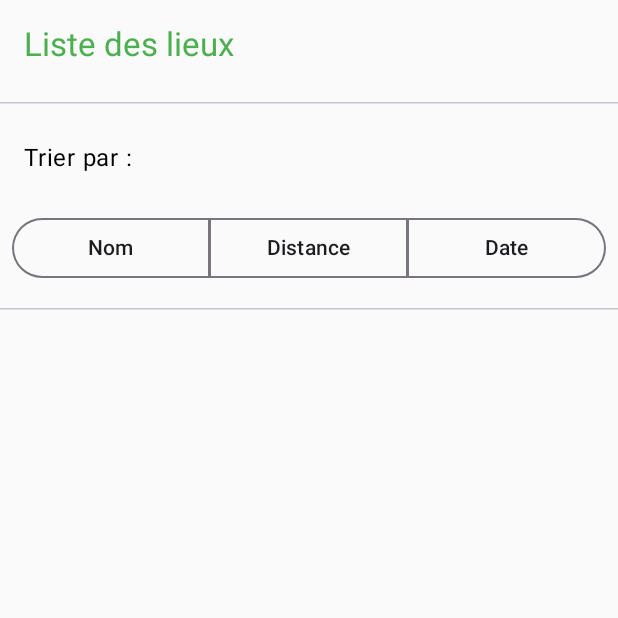
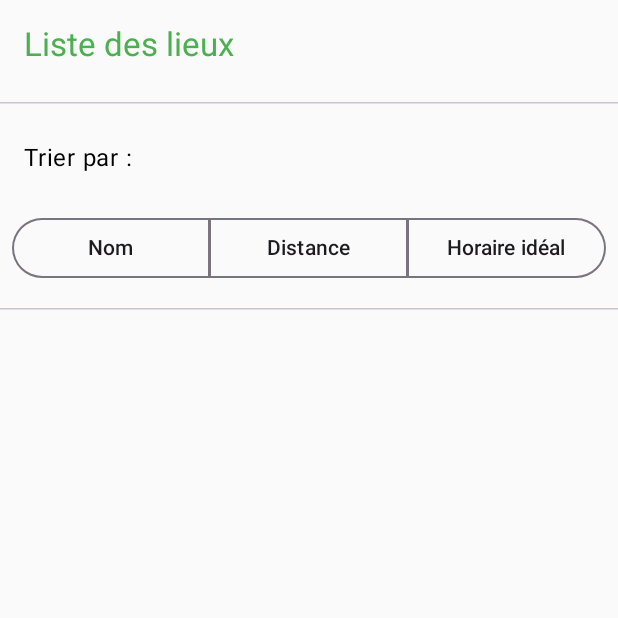
Before and after one commit to doriangilbert/ProjetIFT717, an Android app built with Jetpack Compose: the PlacesListView screen opened through its navigation route, on a phone screen of 412 x 824 dp, the top half of it. Run offline under Robolectric (Android 15) with nearby library versions, the phone set to English and light mode, and no system bars; libraries missing offline, so code that uses them is left out: io.socket.client; pictures from the network do not load.

Commit message:
Corrections mineures

```diff
--- a/projetift717_client_android/app/src/main/java/com/example/projetift717/view/MapView.kt
+++ b/projetift717_client_android/app/src/main/java/com/example/projetift717/view/MapView.kt
@@ -127,7 +127,7 @@ fun MapView(navController: NavHostController) {
                         val currentLocationMarker = Marker(mapView)
                         currentLocationMarker.position = centerPoint
                         currentLocationMarker.setAnchor(Marker.ANCHOR_CENTER, Marker.ANCHOR_BOTTOM)
-                        currentLocationMarker.title = "Current Location"
+                        currentLocationMarker.title = "Position Actuelle"
                         currentLocationMarker.icon = context.getDrawable(R.drawable.ic_position)
                         mapView?.overlays?.add(currentLocationMarker)
                     }
--- a/projetift717_client_android/app/src/main/java/com/example/projetift717/view/PlacesListView.kt
+++ b/projetift717_client_android/app/src/main/java/com/example/projetift717/view/PlacesListView.kt
@@ -81,7 +81,7 @@ fun Header(viewModel: PlacesListViewModel) {
             selected = selectedOption == 2,
             shape = SegmentedButtonDefaults.itemShape(index = 2, count = 3)
         ) {
-            Text("Date")
+            Text("Horaire idéal")
         }
     }
 
```
